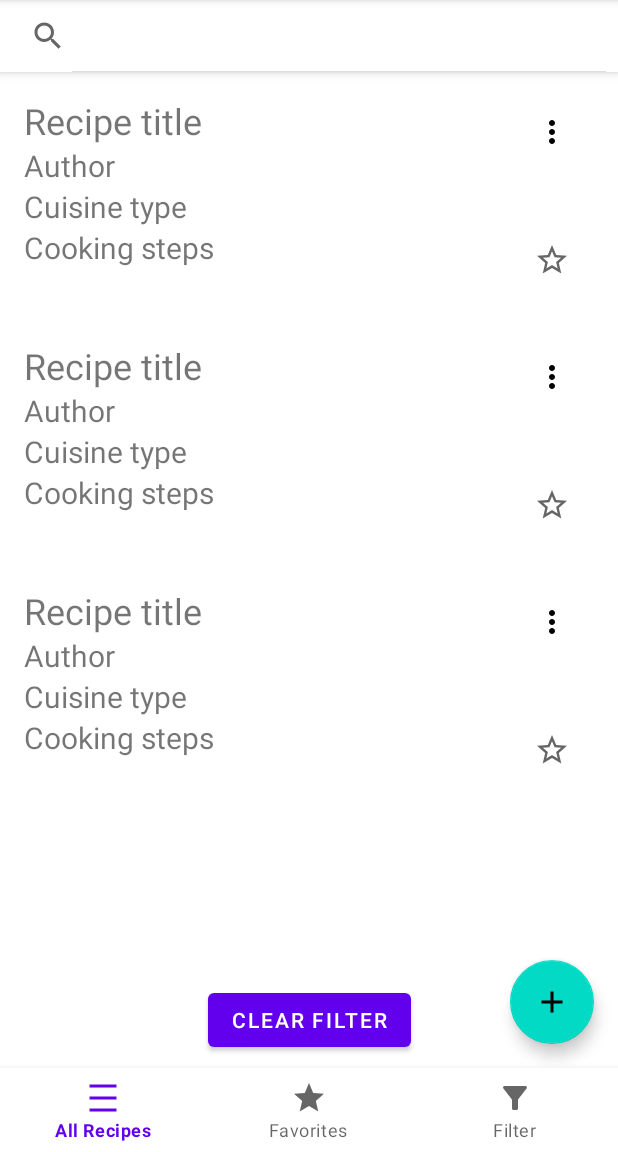
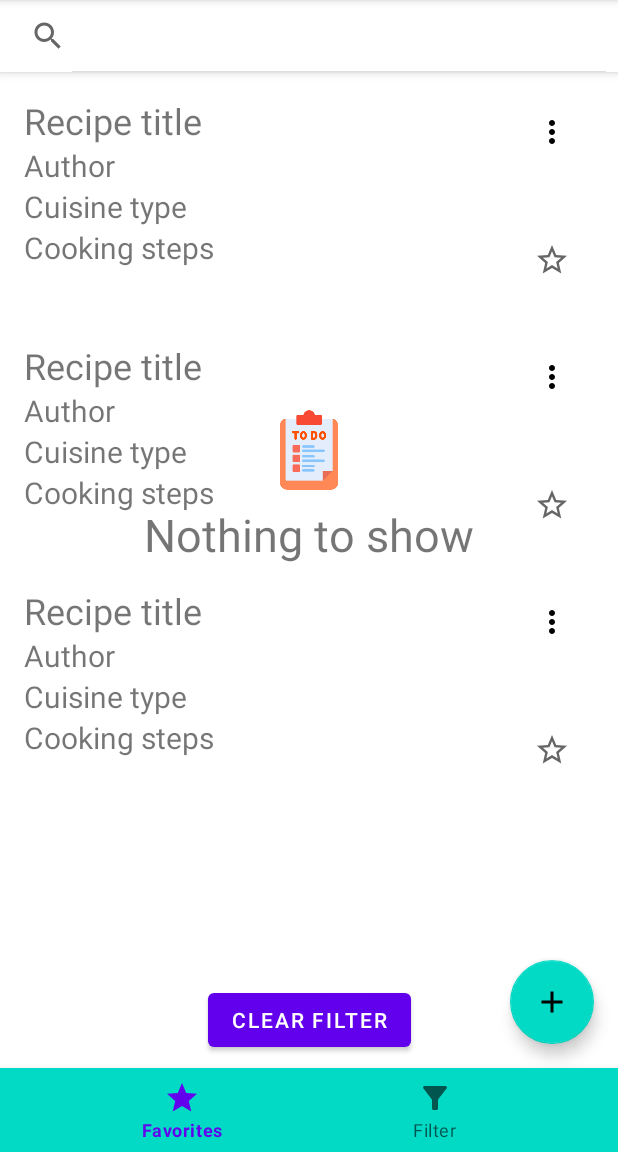
Before and after one commit to AlexGagarin13/RecipeNeBook, an Android app: the layout feed_recipes.xml on its own in the app's theme, with its tools: preview values and no code run, on a phone screen of 412 x 824 dp, the part 84-1236 px from its top. Run offline under Robolectric (Android 15) with nearby library versions, the phone set to English and light mode, and no system bars.

Commit message:
Empty icon to main view added

```diff
--- a/app/src/main/res/layout/feed_recipes.xml
+++ b/app/src/main/res/layout/feed_recipes.xml
@@ -40,6 +40,32 @@
         app:layout_constraintTop_toBottomOf="@id/appBarLayout"
         tools:listitem="@layout/recipe" />
 
+    <ImageView
+        android:id="@+id/emptyIcon"
+        android:layout_width="wrap_content"
+        android:layout_height="wrap_content"
+        android:src="@mipmap/ic_empty_ic_foreground"
+        android:visibility="gone"
+        app:layout_constraintBottom_toTopOf="@id/emptyText"
+        app:layout_constraintEnd_toEndOf="parent"
+        app:layout_constraintStart_toStartOf="parent"
+        tools:visibility="visible"
+        android:contentDescription="@string/empty_icon_description" />
+
+    <TextView
+        android:id="@+id/emptyText"
+        android:layout_width="wrap_content"
+        android:layout_height="wrap_content"
+        android:text="@string/empty_in_favorites"
+        android:visibility="gone"
+        android:textSize="30sp"
+        app:layout_constraintBottom_toBottomOf="parent"
+        app:layout_constraintEnd_toEndOf="parent"
+        app:layout_constraintStart_toStartOf="parent"
+        app:layout_constraintTop_toTopOf="parent"
+        tools:visibility="visible" />
+
+
 
     <com.google.android.material.floatingactionbutton.FloatingActionButton
         android:id="@+id/fab"
@@ -68,8 +94,10 @@
         android:id="@+id/bottomNavBar"
         android:layout_width="0dp"
         android:layout_height="wrap_content"
+        app:backgroundTint="@color/teal_200"
         app:layout_constraintBottom_toBottomOf="parent"
         app:layout_constraintEnd_toEndOf="parent"
         app:layout_constraintStart_toStartOf="parent"
         app:menu="@menu/bottom_nav_menu" />
+
 </androidx.constraintlayout.widget.ConstraintLayout>
--- a/app/src/main/res/layout/show_favorite.xml
+++ b/app/src/main/res/layout/show_favorite.xml
@@ -58,7 +58,6 @@
         android:id="@+id/bottomNavBar"
         android:layout_width="0dp"
         android:layout_height="wrap_content"
-        app:backgroundTint="@color/custom_brown"
         app:layout_constraintBottom_toBottomOf="parent"
         app:layout_constraintEnd_toEndOf="parent"
         app:layout_constraintStart_toStartOf="parent"
--- a/app/src/main/res/menu/bottom_menu_view.xml
+++ b/app/src/main/res/menu/bottom_menu_view.xml
@@ -4,7 +4,7 @@
     xmlns:app="http://schemas.android.com/apk/res-auto">
     <item
         android:id="@+id/feed"
-        android:icon="@drawable/ic_menu_24"
+        android:icon="@drawable/ic_recipe_feed_24dp"
         android:title="@string/all_recipes"
         app:showAsAction="ifRoom" />
 
--- a/app/src/main/res/menu/bottom_nav_menu.xml
+++ b/app/src/main/res/menu/bottom_nav_menu.xml
@@ -1,11 +1,11 @@
 <?xml version="1.0" encoding="utf-8"?>
 <menu xmlns:android="http://schemas.android.com/apk/res/android"
     xmlns:app="http://schemas.android.com/apk/res-auto">
-    <item android:id="@+id/feed"
-        android:icon="@drawable/ic_recipe_feed_24dp"
-        android:title="@string/all_recipes"
-        android:drawable="@color/black"
-        app:showAsAction="ifRoom"/>
+<!--    <item android:id="@+id/feed"-->
+<!--        android:icon="@drawable/ic_recipe_feed_24dp"-->
+<!--        android:title="@string/all_recipes"-->
+<!--        android:drawable="@color/black"-->
+<!--        app:showAsAction="ifRoom"/>-->
     <item android:id="@+id/favorites"
         android:icon="@drawable/ic_favorites_24dp"
         android:title="@string/favorites"
--- a/app/src/main/res/values/colors.xml
+++ b/app/src/main/res/values/colors.xml
@@ -7,5 +7,4 @@
     <color name="teal_700">#FF018786</color>
     <color name="black">#FF000000</color>
     <color name="white">#FFFFFFFF</color>
-    <color name="custom_brown">#c87100</color>
 </resources>
--- a/app/src/main/res/values/themes.xml
+++ b/app/src/main/res/values/themes.xml
@@ -1,6 +1,6 @@
 <resources xmlns:tools="http://schemas.android.com/tools">
     <!-- Base application theme. -->
-    <style name="Theme.RecipeNeBook" parent="Theme.MaterialComponents.DayNight.DarkActionBar">
+    <style name="Theme.RecipeNeBook" parent="Theme.MaterialComponents.DayNight.NoActionBar">
         <!-- Primary brand color. -->
         <item name="colorPrimary">@color/purple_500</item>
         <item name="colorPrimaryVariant">@color/purple_700</item>
```
Also changed, not shown: app/src/main/java/ru/netology/recipenebook/ui/FeedRecipeFragment.kt (+9 -1 lines), app/src/main/java/ru/netology/recipenebook/ui/RecipeFavoriteShowFragment.kt (+21 -21 lines).
